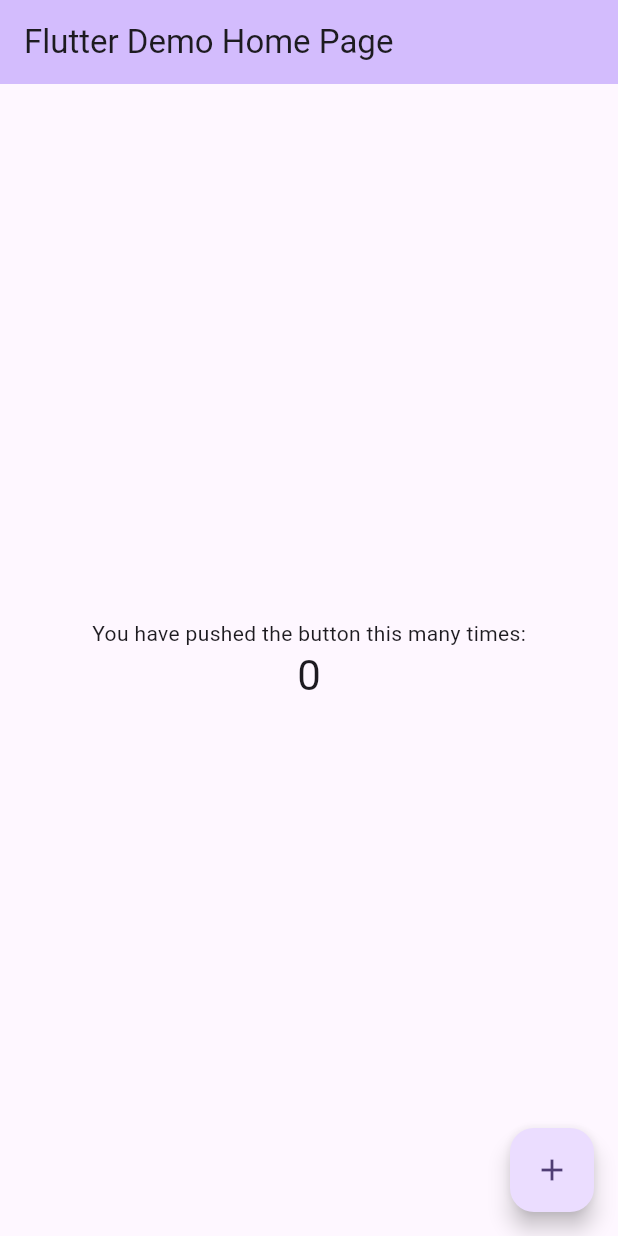
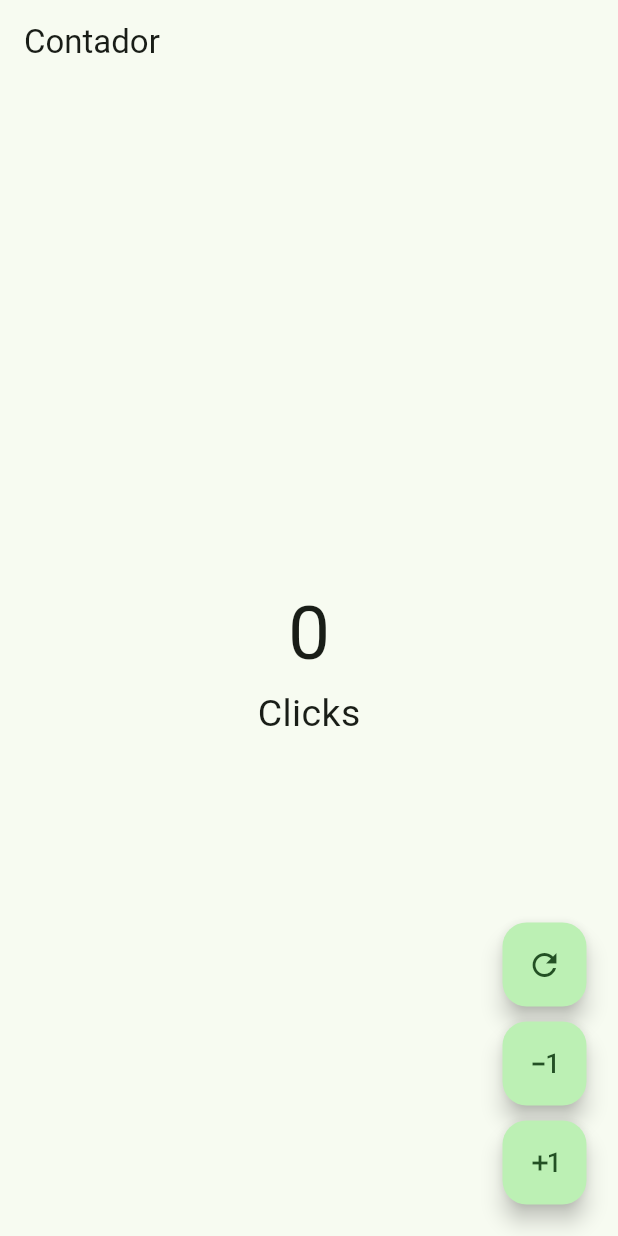
Before and after one commit to gabo592/Counter, a Flutter app: the screen it shows after launch, on a phone screen of 412 x 824 dp. Run offline on Flutter 3.47's test engine with Material 3 defaults, Android fonts, the phone set to English and light mode, and no system bars.

Commit message:
Add: Home Screen & Custom Floating Action Button

```diff
--- /dev/null
+++ b/lib/home/screens/home_screen.dart
@@ -0,0 +1,66 @@
+import 'package:counter/home/widgets/floating_action_buttons.dart';
+import 'package:flutter/material.dart';
+
+class HomeScreen extends StatefulWidget {
+  const HomeScreen({super.key});
+
+  @override
+  State<HomeScreen> createState() => _HomeScreenState();
+}
+
+class _HomeScreenState extends State<HomeScreen> {
+  int _counter = 0;
+
+  void _increaseCounter() {
+    setState(() {
+      _counter++;
+    });
+  }
+
+  void _decreaseCounter() {
+    setState(() {
+      if (_counter > 0) {
+        _counter--;
+      } else {
+        ScaffoldMessenger.of(context).showSnackBar(SnackBar(
+          content: const Text("No es posible decrementar más."),
+          action: SnackBarAction(label: "Aceptar", onPressed: () {}),
+        ));
+      }
+    });
+  }
+
+  void _resetCounter() {
+    setState(() {
+      _counter = 0;
+    });
+  }
+
+  @override
+  Widget build(BuildContext context) {
+    return Scaffold(
+        appBar: AppBar(
+          title: const Text("Contador"),
+        ),
+        body: Center(
+          child: Column(
+            mainAxisAlignment: MainAxisAlignment.center,
+            children: [
+              Text(
+                "$_counter",
+                style: const TextStyle(fontSize: 50.0),
+              ),
+              Text(
+                _counter == 1 ? "Click" : "Clicks",
+                style: const TextStyle(fontSize: 25.0),
+              )
+            ],
+          ),
+        ),
+        floatingActionButton: FloatingActionButtons(
+          increaseCounter: _increaseCounter,
+          decreaseCounter: _decreaseCounter,
+          resetCounter: _resetCounter,
+        ));
+  }
+}
--- /dev/null
+++ b/lib/home/widgets/floating_action_buttons.dart
@@ -0,0 +1,43 @@
+import 'package:flutter/material.dart';
+
+class FloatingActionButtons extends StatelessWidget {
+  final VoidCallback increaseCounter;
+  final VoidCallback decreaseCounter;
+  final VoidCallback resetCounter;
+
+  const FloatingActionButtons(
+      {super.key,
+      required this.increaseCounter,
+      required this.decreaseCounter,
+      required this.resetCounter});
+
+  @override
+  Widget build(BuildContext context) {
+    return Column(
+      mainAxisAlignment: MainAxisAlignment.end,
+      children: [
+        Padding(
+          padding: const EdgeInsets.all(5.0),
+          child: FloatingActionButton(
+            onPressed: resetCounter,
+            child: const Icon(Icons.refresh),
+          ),
+        ),
+        Padding(
+          padding: const EdgeInsets.all(5.0),
+          child: FloatingActionButton(
+            onPressed: decreaseCounter,
+            child: const Icon(Icons.exposure_minus_1),
+          ),
+        ),
+        Padding(
+          padding: const EdgeInsets.all(5.0),
+          child: FloatingActionButton(
+            onPressed: increaseCounter,
+            child: const Icon(Icons.exposure_plus_1),
+          ),
+        ),
+      ],
+    );
+  }
+}
--- a/lib/main.dart
+++ b/lib/main.dart
@@ -1,3 +1,4 @@
+import 'package:counter/home/screens/home_screen.dart';
 import 'package:flutter/material.dart';
 
 void main() {
@@ -7,119 +8,20 @@ void main() {
 class MyApp extends StatelessWidget {
   const MyApp({super.key});
 
-  // This widget is the root of your application.
   @override
   Widget build(BuildContext context) {
     return MaterialApp(
-      title: 'Flutter Demo',
-      theme: ThemeData(
-        // This is the theme of your application.
-        //
-        // TRY THIS: Try running your application with "flutter run". You'll see
-        // the application has a purple toolbar. Then, without quitting the app,
-        // try changing the seedColor in the colorScheme below to Colors.green
-        // and then invoke "hot reload" (save your changes or press the "hot
-        // reload" button in a Flutter-supported IDE, or press "r" if you used
-        // the command line to start the app).
-        //
-        // Notice that the counter didn't reset back to zero; the application
-        // state is not lost during the reload. To reset the state, use hot
-        // restart instead.
-        //
-        // This works for code too, not just values: Most code changes can be
-        // tested with just a hot reload.
-        colorScheme: ColorScheme.fromSeed(seedColor: Colors.deepPurple),
-        useMaterial3: true,
-      ),
-      home: const MyHomePage(title: 'Flutter Demo Home Page'),
-    );
+        title: 'Contador',
+        theme: ThemeData(
+          useMaterial3: true,
+          colorScheme: ColorScheme.fromSeed(seedColor: Colors.green),
+        ),
+        darkTheme: ThemeData(
+          useMaterial3: true,
+          colorScheme: ColorScheme.fromSeed(
+              seedColor: Colors.green, brightness: Brightness.dark),
+        ),
+        debugShowCheckedModeBanner: false,
+        home: const HomeScreen());
   }
 }
-
-class MyHomePage extends StatefulWidget {
-  const MyHomePage({super.key, required this.title});
-
-  // This widget is the home page of your application. It is stateful, meaning
-  // that it has a State object (defined below) that contains fields that affect
-  // how it looks.
-
-  // This class is the configuration for the state. It holds the values (in this
-  // case the title) provided by the parent (in this case the App widget) and
-  // used by the build method of the State. Fields in a Widget subclass are
-  // always marked "final".
-
-  final String title;
-
-  @override
-  State<MyHomePage> createState() => _MyHomePageState();
-}
-
-class _MyHomePageState extends State<MyHomePage> {
-  int _counter = 0;
-
-  void _incrementCounter() {
-    setState(() {
-      // This call to setState tells the Flutter framework that something has
-      // changed in this State, which causes it to rerun the build method below
-      // so that the display can reflect the updated values. If we changed
-      // _counter without calling setState(), then the build method would not be
-      // called again, and so nothing would appear to happen.
-      _counter++;
-    });
-  }
-
-  @override
-  Widget build(BuildContext context) {
-    // This method is rerun every time setState is called, for instance as done
-    // by the _incrementCounter method above.
-    //
-    // The Flutter framework has been optimized to make rerunning build methods
-    // fast, so that you can just rebuild anything that needs updating rather
-    // than having to individually change instances of widgets.
-    return Scaffold(
-      appBar: AppBar(
-        // TRY THIS: Try changing the color here to a specific color (to
-        // Colors.amber, perhaps?) and trigger a hot reload to see the AppBar
-        // change color while the other colors stay the same.
-        backgroundColor: Theme.of(context).colorScheme.inversePrimary,
-        // Here we take the value from the MyHomePage object that was created by
-        // the App.build method, and use it to set our appbar title.
-        title: Text(widget.title),
-      ),
-      body: Center(
-        // Center is a layout widget. It takes a single child and positions it
-        // in the middle of the parent.
-        child: Column(
-          // Column is also a layout widget. It takes a list of children and
-          // arranges them vertically. By default, it sizes itself to fit its
-          // children horizontally, and tries to be as tall as its parent.
-          //
-          // Column has various properties to control how it sizes itself and
-          // how it positions its children. Here we use mainAxisAlignment to
-          // center the children vertically; the main axis here is the vertical
-          // axis because Columns are vertical (the cross axis would be
-          // horizontal).
-          //
-          // TRY THIS: Invoke "debug painting" (choose the "Toggle Debug Paint"
-          // action in the IDE, or press "p" in the console), to see the
-          // wireframe for each widget.
-          mainAxisAlignment: MainAxisAlignment.center,
-          children: <Widget>[
-            const Text(
-              'You have pushed the button this many times:',
-            ),
-            Text(
-              '$_counter',
-              style: Theme.of(context).textTheme.headlineMedium,
-            ),
-          ],
-        ),
-      ),
-      floatingActionButton: FloatingActionButton(
-        onPressed: _incrementCounter,
-        tooltip: 'Increment',
-        child: const Icon(Icons.add),
-      ), // This trailing comma makes auto-formatting nicer for build methods.
-    );
-  }
-}
```
Also changed, not shown: pubspec.yaml (+3 -5 lines).
